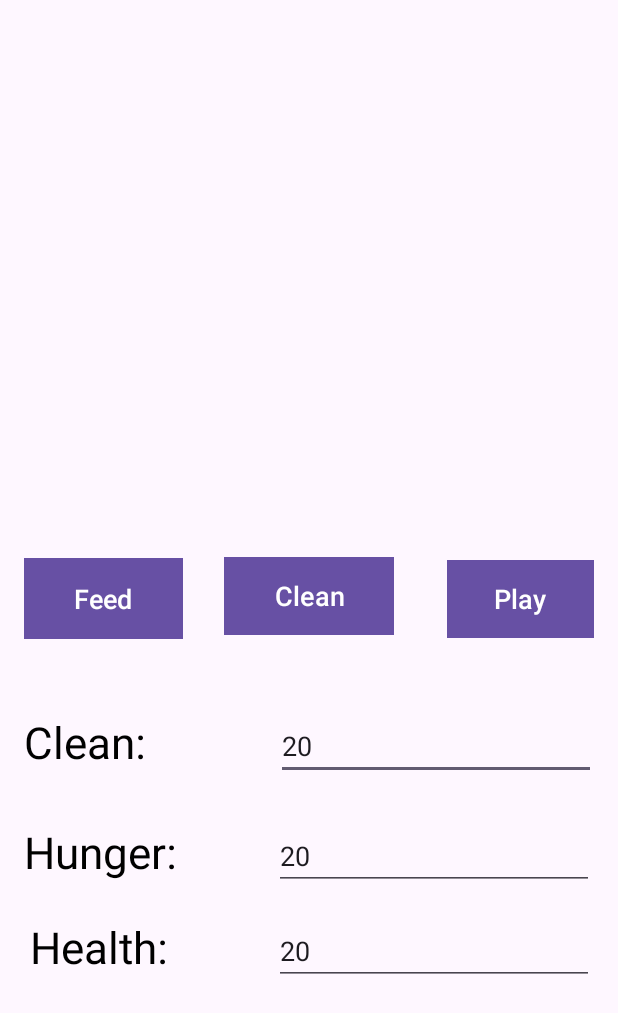
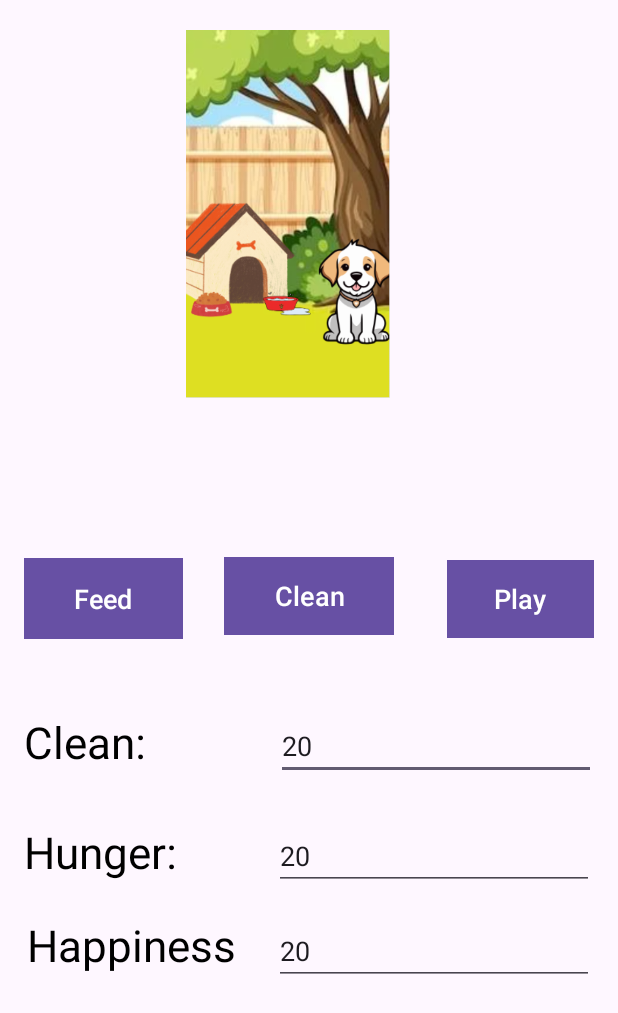
Before and after one commit to sayjel/MyTamagotchiApp1, an Android app: the MainActivity2 screen opened directly, with no data from a screen before it, on a phone screen of 412 x 824 dp. Shown: the top 1013 px of the screen. Run offline under Robolectric (Android 15) with nearby library versions, the phone set to English and light mode, and no system bars.

Commit message:
first commit

```diff
--- a/app/src/main/java/com/example/mytamagotchiapp2/MainActivity2.kt
+++ b/app/src/main/java/com/example/mytamagotchiapp2/MainActivity2.kt
@@ -45,9 +45,6 @@ class MainActivity2 : AppCompatActivity() {
         healthTextView.setText(initialHealth.toString())
         cleanTextView.setText(initialClean.toString())
 
-
-
-
         playButton.setOnClickListener {
             initialHunger -= 10
             initialClean -= 10
--- a/app/src/main/res/layout/activity_main2.xml
+++ b/app/src/main/res/layout/activity_main2.xml
@@ -51,9 +51,9 @@
 
     <TextView
         android:id="@+id/healthTextview"
-        android:layout_width="114dp"
-        android:layout_height="44dp"
-        android:text="Health:"
+        android:layout_width="144dp"
+        android:layout_height="46dp"
+        android:text="Happiness:"
         android:textColor="@color/black"
         android:textSize="29sp"
         app:layout_constraintBottom_toBottomOf="parent"
@@ -65,15 +65,15 @@
 
     <ImageView
         android:id="@+id/imageView"
-        android:layout_width="402dp"
-        android:layout_height="312dp"
+        android:layout_width="136dp"
+        android:layout_height="245dp"
+        android:background="@drawable/dogg"
         app:layout_constraintBottom_toBottomOf="parent"
         app:layout_constraintEnd_toEndOf="parent"
-        app:layout_constraintHorizontal_bias="0.444"
+        app:layout_constraintHorizontal_bias="0.449"
         app:layout_constraintStart_toStartOf="parent"
         app:layout_constraintTop_toTopOf="parent"
-        app:layout_constraintVertical_bias="0.002"
-        tools:srcCompat="@drawable/dogg" />
+        app:layout_constraintVertical_bias="0.034" />
 
     <TextView
         android:id="@+id/hungerTextview"
```
